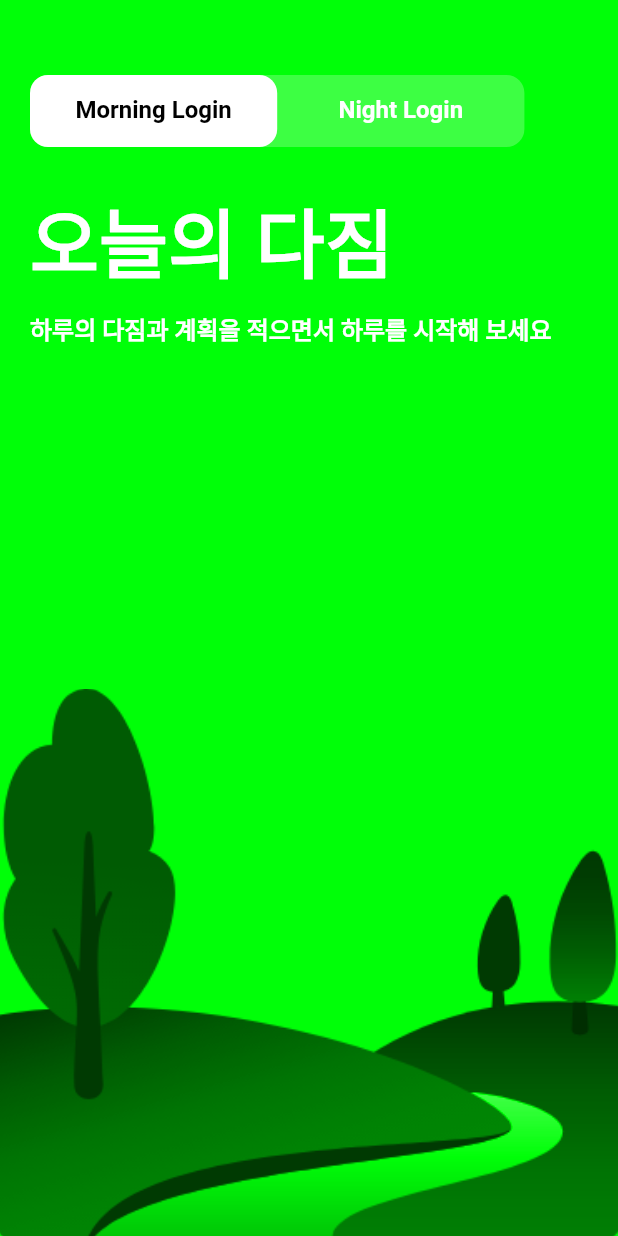
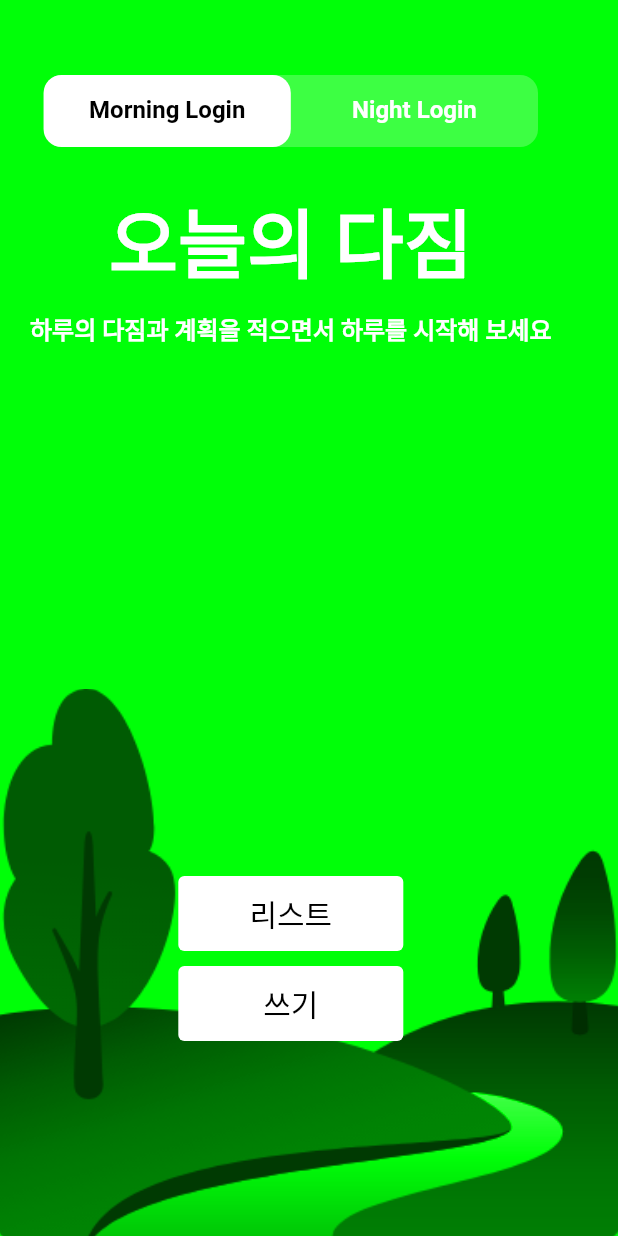
Before and after one commit to leekina/morning_diary, a Flutter app: the StartPage screen opened directly, on a phone screen of 412 x 824 dp. Run offline on Flutter 3.47's test engine with Material 2 defaults, Android fonts, the phone set to English and light mode, and no system bars; our stand-ins replace flutter_svg, sqflite; accounts and stored records are empty; Roboto replaces fonts that are missing (Nanum); statements that could not run were skipped.

Commit message:
REFACTOR : 페이지 별로 컴포넌트 분리

```diff
--- a/lib/components/body.dart
+++ /dev/null
@@ -1,131 +0,0 @@
-import 'dart:async';
-
-import 'package:flutter/material.dart';
-import 'package:morning_diary/components/size_config.dart';
-
-import 'land.dart';
-import 'rounded_text_field.dart';
-import 'sun.dart';
-import 'tabs.dart';
-
-class Body extends StatefulWidget {
-  const Body({super.key});
-
-  @override
-  State<Body> createState() => _BodyState();
-}
-
-class _BodyState extends State<Body> {
-  bool isFullSun = false;
-  bool isDayMood = true;
-  final Duration _duration = Duration(seconds: 3);
-
-  @override
-  void initState() {
-    super.initState();
-    Future.delayed(Duration(seconds: 1), () {
-      setState(() {
-        isFullSun = true;
-      });
-    });
-  }
-
-  void changeMood(int activeTabNum) {
-    if (activeTabNum == 0) {
-      setState(() {
-        isDayMood = true;
-      });
-      Future.delayed(Duration(milliseconds: 300), () {
-        setState(() {
-          isFullSun = true;
-        });
-      });
-    } else {
-      setState(() {
-        isFullSun = false;
-      });
-      Future.delayed(Duration(milliseconds: 300), () {
-        setState(() {
-          isDayMood = false;
-        });
-      });
-    }
-  }
-
-  @override
-  Widget build(BuildContext context) {
-    List<Color> lightBgColors = [
-      //if (!isFullSun) Color(0xFF8C2480),
-      //if (!isFullSun) Color(0xFFCE587D),
-      Color(0xFF8C2480),
-      Color(0xFFCE587D),
-      Color(0xFFFF9485),
-      Color(0xFFFFFFFF),
-      Color(0xFFb3e5fc),
-      if (isFullSun) Color(0xFFb3e5fc),
-    ];
-    var darkBgColors = [
-      Color(0xFF0D1441),
-      Color(0xFF283584),
-      Color(0xFF376AB2),
-    ];
-    return AnimatedContainer(
-      duration: _duration,
-      curve: Curves.easeInOut,
-      width: double.infinity,
-      height: SizeConfig.screenHeight,
-      decoration: BoxDecoration(
-        gradient: LinearGradient(
-          begin: Alignment.topCenter,
-          end: Alignment.bottomCenter,
-          colors: isDayMood ? lightBgColors : darkBgColors,
-        ),
-      ),
-      child: Stack(
-        children: [
-          Sun(duration: _duration, isFullSun: isFullSun),
-          Land(),
-          Padding(
-            padding: EdgeInsets.symmetric(horizontal: 20),
-            child: SafeArea(
-              child: Column(
-                crossAxisAlignment: CrossAxisAlignment.start,
-                children: [
-                  VerticalSpacing(of: 50),
-                  Tabs(
-                    press: (value) {
-                      changeMood(value);
-                    },
-                  ),
-                  VerticalSpacing(),
-                  Text(
-                    '오늘의 다짐',
-                    style: TextStyle(
-                      color: Colors.white,
-                      fontSize: 50,
-                      fontFamily: 'Nanum',
-                      fontWeight: FontWeight.w700,
-                    ),
-                    textAlign: TextAlign.center,
-                  ),
-                  VerticalSpacing(of: 10),
-                  Text(
-                    '하루의 다짐과 계획을 적으면서 하루를 시작해 보세요',
-                    style: TextStyle(
-                      color: Colors.white,
-                      fontSize: 16,
-                      fontFamily: 'Nanum',
-                      fontWeight: FontWeight.w700,
-                    ),
-                    textAlign: TextAlign.center,
-                  ),
-                  VerticalSpacing(of: 50),
-                ],
-              ),
-            ),
-          )
-        ],
-      ),
-    );
-  }
-}
--- /dev/null
+++ b/lib/screens/start_page/components/body.dart
@@ -0,0 +1,175 @@
+import 'dart:async';
+import 'package:flutter/material.dart';
+import 'package:morning_diary/components/size_config.dart';
+import 'package:morning_diary/screens/question_page/question_page.dart';
+import 'land.dart';
+import 'sun.dart';
+import 'tabs.dart';
+
+class Body extends StatefulWidget {
+  const Body({super.key});
+
+  @override
+  State<Body> createState() => _BodyState();
+}
+
+class _BodyState extends State<Body> {
+  bool isFullSun = false;
+  bool isDayMood = true;
+  final Duration _duration = Duration(seconds: 3);
+
+  @override
+  void initState() {
+    super.initState();
+    Future.delayed(Duration(seconds: 1), () {
+      setState(() {
+        isFullSun = true;
+      });
+    });
+  }
+
+  void changeMood(int activeTabNum) {
+    if (activeTabNum == 0) {
+      setState(() {
+        isDayMood = true;
+      });
+      Future.delayed(Duration(milliseconds: 300), () {
+        setState(() {
+          isFullSun = true;
+        });
+      });
+    } else {
+      setState(() {
+        isFullSun = false;
+      });
+      Future.delayed(Duration(milliseconds: 300), () {
+        setState(() {
+          isDayMood = false;
+        });
+      });
+    }
+  }
+
+  @override
+  Widget build(BuildContext context) {
+    List<Color> lightBgColors = [
+      //if (!isFullSun) Color(0xFF8C2480),
+      //if (!isFullSun) Color(0xFFCE587D),
+      Color(0xFF8C2480),
+      Color(0xFFCE587D),
+      Color(0xFFFF9485),
+      Color(0xFFFFFFFF),
+      Color(0xFFb3e5fc),
+      if (isFullSun) Color(0xFFb3e5fc),
+    ];
+    var darkBgColors = [
+      Color(0xFF0D1441),
+      Color(0xFF283584),
+      Color(0xFF376AB2),
+    ];
+    return AnimatedContainer(
+      duration: _duration,
+      curve: Curves.easeInOut,
+      width: double.infinity,
+      height: SizeConfig.screenHeight,
+      decoration: BoxDecoration(
+        gradient: LinearGradient(
+          begin: Alignment.topCenter,
+          end: Alignment.bottomCenter,
+          colors: isDayMood ? lightBgColors : darkBgColors,
+        ),
+      ),
+      child: Stack(
+        children: [
+          Sun(duration: _duration, isFullSun: isFullSun),
+          Land(),
+          Padding(
+            padding: EdgeInsets.symmetric(horizontal: 20),
+            child: SafeArea(
+              child: Column(
+                crossAxisAlignment: CrossAxisAlignment.center,
+                mainAxisAlignment: MainAxisAlignment.spaceBetween,
+                children: [
+                  Column(
+                    children: [
+                      VerticalSpacing(of: 50),
+                      Tabs(
+                        press: (value) {
+                          changeMood(value);
+                        },
+                      ),
+                      VerticalSpacing(),
+                      Text(
+                        '오늘의 다짐',
+                        style: TextStyle(
+                          color: Colors.white,
+                          fontSize: 50,
+                          fontFamily: 'Nanum',
+                          fontWeight: FontWeight.w700,
+                        ),
+                        textAlign: TextAlign.center,
+                      ),
+                      VerticalSpacing(of: 10),
+                      Text(
+                        '하루의 다짐과 계획을 적으면서 하루를 시작해 보세요',
+                        style: TextStyle(
+                          color: Colors.white,
+                          fontSize: 16,
+                          fontFamily: 'Nanum',
+                          fontWeight: FontWeight.w700,
+                        ),
+                        textAlign: TextAlign.center,
+                      ),
+                    ],
+                  ),
+                  Column(
+                    children: [
+                      ElevatedButton(
+                        onPressed: () {
+                          Navigator.push(
+                              context,
+                              MaterialPageRoute(
+                                builder: (context) => QuestionPage(),
+                              ));
+                        },
+                        style: ElevatedButton.styleFrom(
+                            elevation: 0,
+                            fixedSize: Size(150, 50),
+                            backgroundColor: Colors.white),
+                        child: Text(
+                          '리스트',
+                          style: TextStyle(color: Colors.black, fontSize: 20),
+                        ),
+                      ),
+                      VerticalSpacing(
+                        of: 10,
+                      ),
+                      ElevatedButton(
+                        onPressed: () {
+                          Navigator.push(
+                              context,
+                              MaterialPageRoute(
+                                builder: (context) => QuestionPage(),
+                              ));
+                        },
+                        style: ElevatedButton.styleFrom(
+                            elevation: 0,
+                            fixedSize: Size(150, 50),
+                            backgroundColor: Colors.white),
+                        child: Text(
+                          '쓰기',
+                          style: TextStyle(color: Colors.black, fontSize: 20),
+                        ),
+                      ),
+                      VerticalSpacing(of: 130),
+                    ],
+                  ),
+                ],
+              ),
+            ),
+          )
+        ],
+      ),
+    );
+  }
+}
--- a/lib/components/land.dart
+++ b/lib/screens/start_page/components/land.dart
@@ -1,6 +1,5 @@
 import 'package:flutter/material.dart';
-
-import 'size_config.dart';
+import 'package:morning_diary/components/size_config.dart';
 
 class Land extends StatelessWidget {
   const Land({super.key});
--- a/lib/components/sun.dart
+++ b/lib/screens/start_page/components/sun.dart
@@ -1,7 +1,7 @@
 // ignore_for_file: public_member_api_docs, sort_constructors_first
 import 'package:flutter/material.dart';
 import 'package:flutter_svg/flutter_svg.dart';
-import 'size_config.dart';
+import 'package:morning_diary/components/size_config.dart';
 
 class Sun extends StatelessWidget {
   const Sun({
@@ -25,7 +25,7 @@ class Sun extends StatelessWidget {
         duration: _duration,
         curve: Curves.linear,
         margin: EdgeInsets.only(
-            left: isFullSun ? (MediaQuery.of(context).size.width / 2) + 28 : 0),
+            left: isFullSun ? (MediaQuery.of(context).size.width / 2) + 20 : 0),
         child: SvgPicture.asset(
           "assets/icons/Sun.svg",
         ),
--- a/lib/components/tabs.dart
+++ b/lib/screens/start_page/components/tabs.dart
@@ -1,5 +1,5 @@
 import 'package:flutter/material.dart';
-import 'size_config.dart';
+import 'package:morning_diary/components/size_config.dart';
 
 class Tabs extends StatelessWidget {
   const Tabs({
--- /dev/null
+++ b/lib/screens/start_page/start_page.dart
@@ -0,0 +1,23 @@
+import 'package:flutter/material.dart';
+
+import 'package:morning_diary/components/size_config.dart';
+import 'package:morning_diary/screens/question_page/question_page.dart';
+
+import 'components/body.dart';
+
+class StartPage extends StatefulWidget {
+  const StartPage({super.key});
+
+  @override
+  State<StartPage> createState() => _StartPageState();
+}
+
+class _StartPageState extends State<StartPage> {
+  @override
+  Widget build(BuildContext context) {
+    SizeConfig().init(context);
+    return Scaffold(
+      body: Body(),
+    );
+  }
+}
```
Also changed, not shown: lib/screens/question_page.dart (deleted, +0 -99 lines), lib/screens/start_page.dart (deleted, +0 -74 lines).
